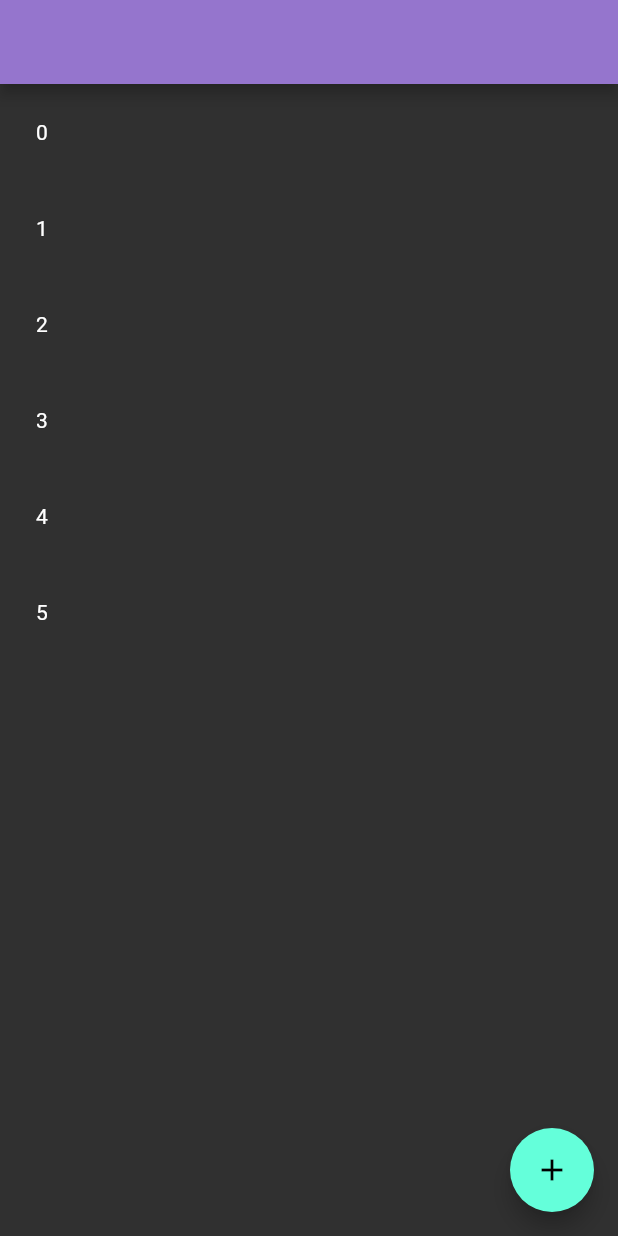
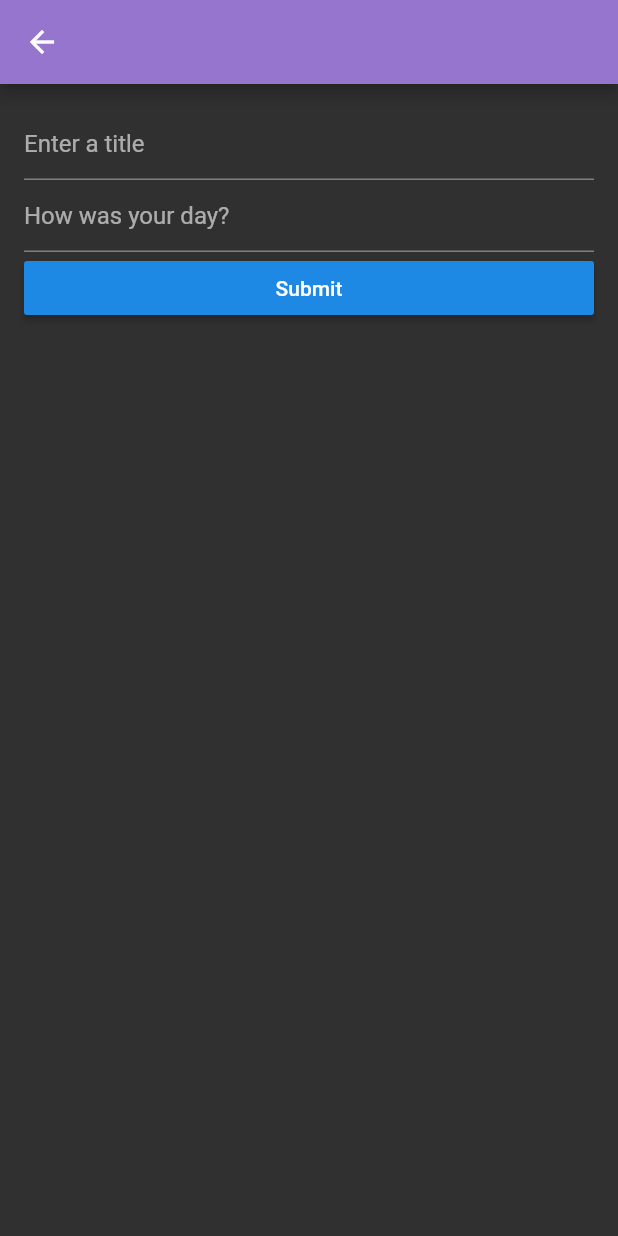
Before and after one commit to willxu1234/introspect, a Flutter app: the screen it shows after launch, after a tap on the "add" icon, on a phone screen of 412 x 824 dp. Run offline on Flutter 3.47's test engine with Material 2 defaults, Android fonts, the phone set to English and light mode, and no system bars.

Commit message:
add rudimentary addEntry page

```diff
--- a/lib/main.dart
+++ b/lib/main.dart
@@ -1,5 +1,5 @@
 import 'package:flutter/material.dart';
-import 'package:introspect/src/pages/HomePage.dart';
+import 'package:introspect/src/routes/HomePage.dart';
 
 void main() {
   runApp(MyApp());
--- /dev/null
+++ b/lib/src/classes/Entry.dart
@@ -0,0 +1,7 @@
+class Entry {
+  String _title;
+  DateTime _date;
+  String _body;
+
+  Entry(this._title, this._date, this._body);
+}
--- /dev/null
+++ b/lib/src/routes/AddEntryPage.dart
@@ -0,0 +1,24 @@
+import 'package:flutter/material.dart';
+import 'package:introspect/src/classes/Entry.dart';
+import 'package:introspect/src/widgets/AddEntryForm.dart';
+
+typedef void EntryAddedCallback(Entry entry);
+
+class AddEntryPage extends StatefulWidget {
+  final EntryAddedCallback _onEntryAdded;
+
+  AddEntryPage(this._onEntryAdded);
+
+  @override
+  _AddEntryPageState createState() => _AddEntryPageState();
+}
+
+class _AddEntryPageState extends State<AddEntryPage> {
+  @override
+  Widget build(BuildContext context) {
+    return Scaffold(
+      appBar: AppBar(),
+      body: AddEntryFormWidget(widget._onEntryAdded),
+    );
+  }
+}
--- a/lib/src/pages/HomePage.dart
+++ b/lib/src/routes/HomePage.dart
@@ -1,5 +1,7 @@
 import 'package:flutter/material.dart';
-import 'package:introspect/src/pages/EntryDetailPage.dart';
+import 'package:introspect/src/classes/Entry.dart';
+import 'package:introspect/src/routes/AddEntryPage.dart';
+import 'package:introspect/src/routes/EntryDetailPage.dart';
 import 'package:introspect/src/widgets/EntryDetail.dart';
 import 'package:introspect/src/widgets/EntryList.dart';
 
@@ -13,7 +15,8 @@ class _HomePageState extends State<HomePage> {
   int _selectedIndex = 0;
   bool _isLargeScreen = false;
 
-  void _addEntry() {
+  void _onEntryAdded(Entry entry) {
+    // TODO: get entry data from form and add an actual entry.
     setState(() {
       _entryCount++;
     });
@@ -47,7 +50,13 @@ class _HomePageState extends State<HomePage> {
         ]);
       }),
       floatingActionButton: FloatingActionButton(
-        onPressed: _addEntry,
+        onPressed: () {
+          Navigator.push(context, MaterialPageRoute(
+            builder: (context) {
+              return AddEntryPage(_onEntryAdded);
+            },
+          ));
+        },
         tooltip: 'Write an Entry',
         child: Icon(Icons.add),
       ),
--- /dev/null
+++ b/lib/src/widgets/AddEntryForm.dart
@@ -0,0 +1,75 @@
+import 'package:flutter/material.dart';
+import 'package:flutter/services.dart';
+import 'package:introspect/src/classes/Entry.dart';
+
+typedef void EntryAddedCallback(Entry entry);
+
+class AddEntryFormWidget extends StatefulWidget {
+  final EntryAddedCallback _onEntryAdded;
+
+  AddEntryFormWidget(this._onEntryAdded);
+
+  @override
+  _AddEntryFormWidgetState createState() => _AddEntryFormWidgetState();
+}
+
+class _AddEntryFormWidgetState extends State<AddEntryFormWidget> {
+  final _formKey = GlobalKey<FormState>();
+
+  @override
+  Widget build(BuildContext context) {
+    return Material(
+      child: Center(
+        child: Shortcuts(
+          shortcuts: <LogicalKeySet, Intent>{
+            // Pressing enter on the field will now move to the next field.
+            LogicalKeySet(LogicalKeyboardKey.enter): NextFocusIntent(),
+          },
+          child: FocusTraversalGroup(
+            child: Form(
+              key: _formKey,
+              onChanged: () {
+                Form.of(primaryFocus.context).save();
+              },
+              child: ListView(
+                  padding: const EdgeInsets.all(16.0),
+                  children: <Widget>[
+                    TextFormField(
+                      decoration: const InputDecoration(
+                        hintText: 'Enter a title',
+                      ),
+                      validator: (value) {
+                        if (value.isEmpty) {
+                          return 'Please enter some text';
+                        }
+                        return null;
+                      },
+                    ),
+                    TextFormField(
+                      decoration: const InputDecoration(
+                        hintText: 'How was your day?',
+                      ),
+                      validator: (value) {
+                        if (value.isEmpty) {
+                          return 'Please enter some text';
+                        }
+                        return null;
+                      },
+                    ),
+                    RaisedButton(
+                      onPressed: () {
+                        if (_formKey.currentState.validate()) {
+                          widget._onEntryAdded(Entry("", DateTime.now(), ""));
+                          Navigator.pop(context);
+                        }
+                      },
+                      child: Text('Submit'),
+                    ),
+                  ]),
+            ),
+          ),
+        ),
+      ),
+    );
+  }
+}
```
Also changed, not shown: lib/src/routes/EntryDetailPage.dart (renamed from lib/src/pages/EntryDetailPage.dart).
